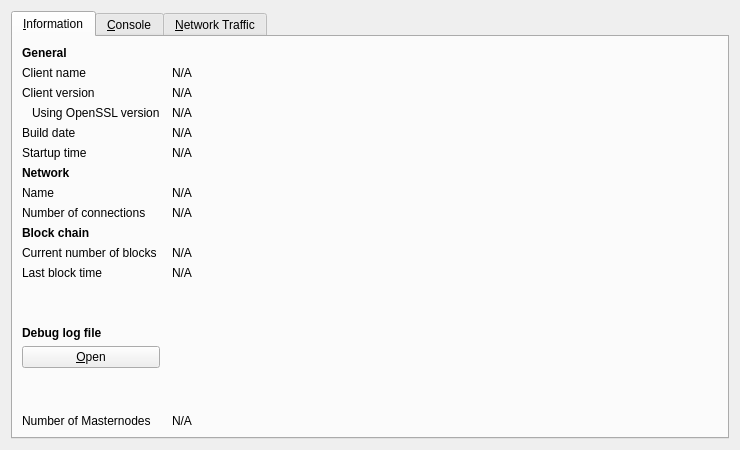
The window that src/qt/forms/rpcconsole.ui (adammatlack/Ion-Core) describes before a commit, drawn with Qt 5.
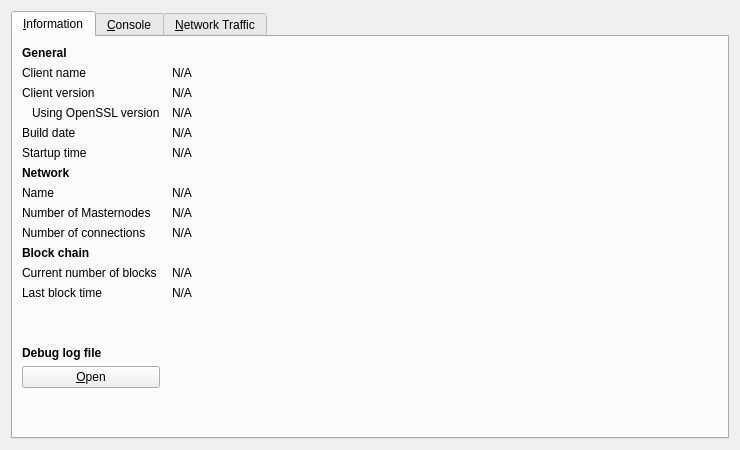
The same window after the commit. Icons and pictures are not drawn. Custom widgets are drawn as their Qt base class.

Commit message: [GUI] Remove Masternode User Interface

What changed in the file:
```diff
--- a/src/qt/forms/rpcconsole.ui
+++ b/src/qt/forms/rpcconsole.ui
@@ -194,14 +194,28 @@
          </property>
         </widget>
        </item>
-       <item row="8" column="0">
+		<item row="8" column="0">
+        <widget class="QLabel" name="masternodeCountLabel">
+         <property name="text">
+          <string>Number of Masternodes</string>
+         </property>
+        </widget>
+       </item>
+       <item row="8" column="1">
+        <widget class="QLabel" name="masternodeCount">
+         <property name="text">
+          <string>N/A</string>
+         </property>
+        </widget>
+       </item>
+       <item row="9" column="0">
         <widget class="QLabel" name="label_7">
          <property name="text">
           <string>Number of connections</string>
          </property>
         </widget>
        </item>
-       <item row="8" column="1">
+       <item row="9" column="1">
         <widget class="QLabel" name="numberOfConnections">
          <property name="cursor">
           <cursorShape>IBeamCursor</cursorShape>
@@ -217,7 +231,7 @@
          </property>
         </widget>
        </item>
-       <item row="9" column="0">
+       <item row="10" column="0">
         <widget class="QLabel" name="label_10">
          <property name="font">
           <font>
@@ -230,14 +244,14 @@
          </property>
         </widget>
        </item>
-       <item row="10" column="0">
+       <item row="11" column="0">
         <widget class="QLabel" name="label_3">
          <property name="text">
           <string>Current number of blocks</string>
          </property>
         </widget>
        </item>
-       <item row="10" column="1">
+       <item row="11" column="1">
         <widget class="QLabel" name="numberOfBlocks">
          <property name="cursor">
           <cursorShape>IBeamCursor</cursorShape>
@@ -253,14 +267,14 @@
          </property>
         </widget>
        </item>
-       <item row="11" column="0">
+       <item row="12" column="0">
         <widget class="QLabel" name="label_2">
          <property name="text">
           <string>Last block time</string>
          </property>
         </widget>
        </item>
-       <item row="11" column="1">
+       <item row="12" column="1">
         <widget class="QLabel" name="lastBlockTime">
          <property name="cursor">
           <cursorShape>IBeamCursor</cursorShape>
@@ -276,7 +290,7 @@
          </property>
         </widget>
        </item>
-       <item row="12" column="0">
+       <item row="13" column="0">
         <spacer name="verticalSpacer_2">
          <property name="orientation">
           <enum>Qt::Vertical</enum>
@@ -289,7 +303,7 @@
          </property>
         </spacer>
        </item>
-       <item row="13" column="0">
+       <item row="14" column="0">
         <widget class="QLabel" name="labelDebugLogfile">
          <property name="font">
           <font>
@@ -302,7 +316,7 @@
          </property>
         </widget>
        </item>
-       <item row="14" column="0">
+       <item row="15" column="0">
         <widget class="QPushButton" name="openDebugLogfileButton">
          <property name="toolTip">
           <string>Open the Ion debug log file from the current data directory. This can take a few seconds for large log files.</string>
@@ -315,7 +329,7 @@
          </property>
         </widget>
        </item>
-       <item row="15" column="0">
+       <item row="16" column="0">
         <spacer name="verticalSpacer">
          <property name="orientation">
           <enum>Qt::Vertical</enum>
@@ -328,20 +342,6 @@
          </property>
         </spacer>
        </item>
-       <item row="16" column="0">
-        <widget class="QLabel" name="masternodeCountLabel">
-         <property name="text">
-          <string>Number of Masternodes</string>
-         </property>
-        </widget>
-       </item>
-       <item row="16" column="1">
-        <widget class="QLabel" name="masternodeCount">
-         <property name="text">
-          <string>N/A</string>
-         </property>
-        </widget>
-       </item>
       </layout>
      </widget>
      <widget class="QWidget" name="tab_console">
```
The commit also changes 16 other files.
